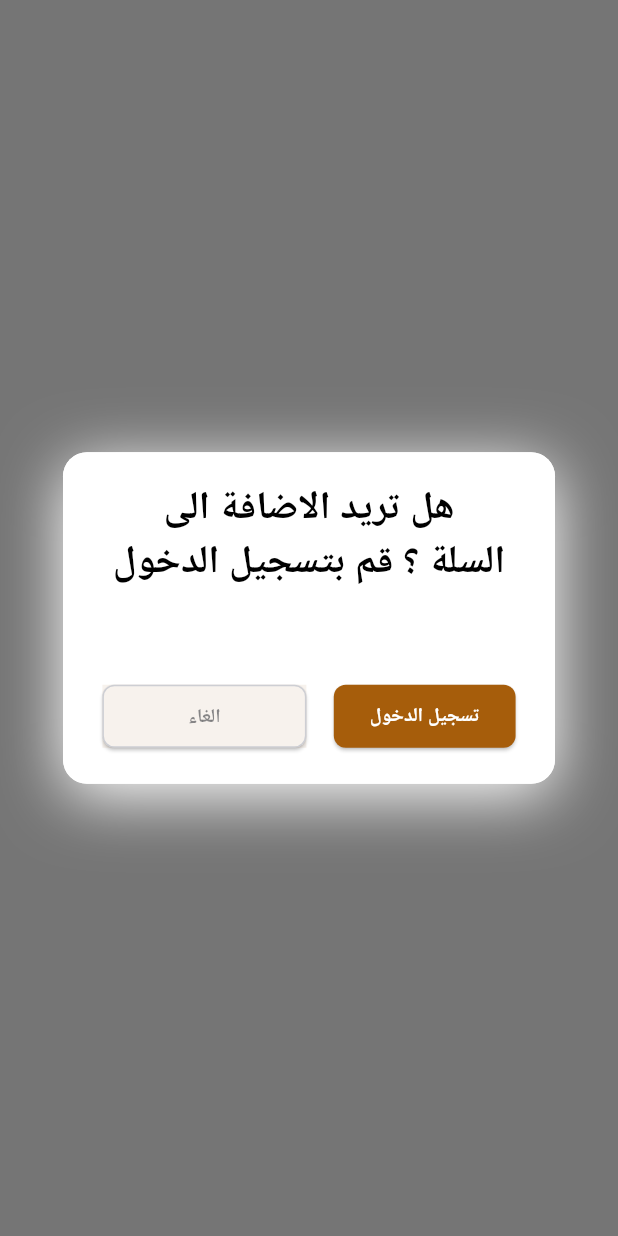
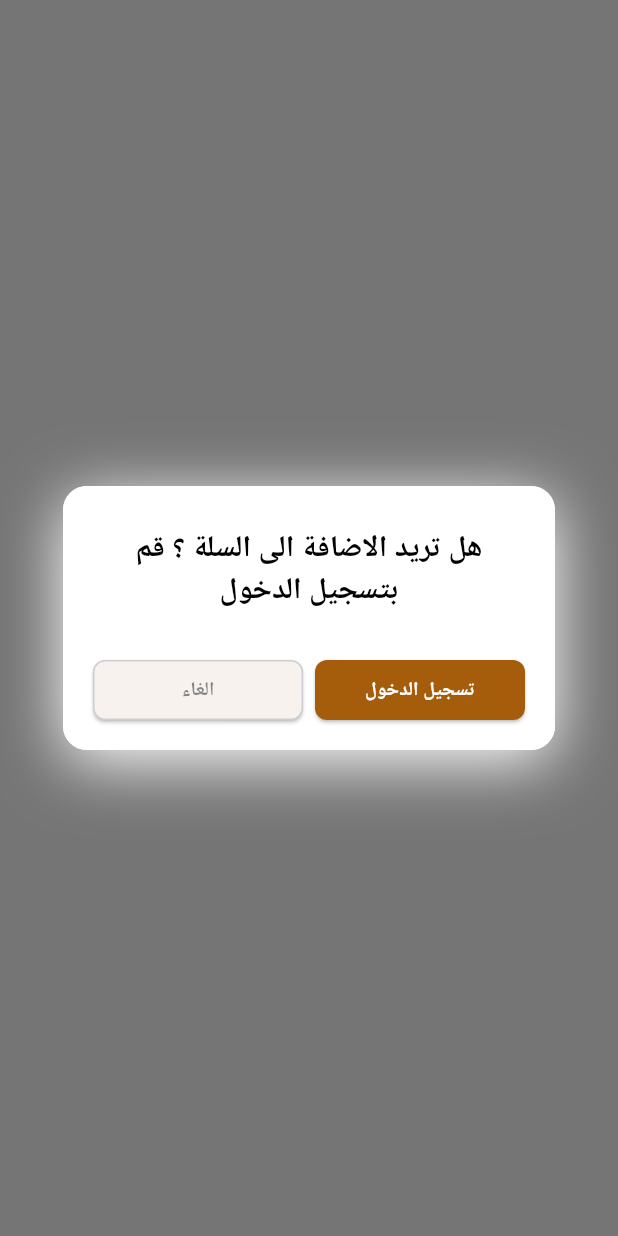
Before and after one commit to mom-food/momFood, a Flutter app: what showLoginDialog() shows on an empty page, opened directly, on a phone screen of 412 x 824 dp. Run offline on Flutter 3.47's test engine with Material 3 defaults, Android fonts, the phone set to English and light mode, and no system bars; our stand-ins replace cloud_firestore, firebase_auth, firebase_core, go_router, google_fonts, smooth_page_indicator; accounts and stored records are empty; network calls fail.

Commit message:
update in login_dialog

```diff
--- a/app/lib/View/Widgets/dialog/login_dialog.dart
+++ b/app/lib/View/Widgets/dialog/login_dialog.dart
@@ -13,8 +13,7 @@ void showLoginDialog(BuildContext context) {
         ),
         child: Container(
           width: 328,
-          height: 221,
-          padding: const EdgeInsets.all(8),
+          padding: const EdgeInsets.all(16),
           decoration: ShapeDecoration(
             color: Colors.white,
             shape: RoundedRectangleBorder(
@@ -34,32 +33,26 @@ void showLoginDialog(BuildContext context) {
             children: [
               Container(
                 width: double.infinity,
-                height: 131,
                 padding: const EdgeInsets.symmetric(horizontal: 24, vertical: 12),
                 child: Text(
                   'هل تريد الاضافة الى السلة ؟ قم بتسجيل الدخول',
                   textAlign: TextAlign.center,
                   style: GoogleFonts.ibmPlexSansArabic(
                     textStyle: Theme.of(context).textTheme.headlineSmall?.copyWith(
-                      fontSize: 26,
+                      fontSize: 20,
                       color: Colors.black,
                       fontWeight: FontWeight.bold,
                     ),
                   ),
                 ),
               ),
-              // Add margin between top container and buttons row
-              const SizedBox(height: 16), // Adjust height as needed
+              const SizedBox(height: 16),
               Row(
                 mainAxisAlignment: MainAxisAlignment.spaceEvenly,
                 children: [
-                  // Add margin around the first button
-                  Padding(
-                    padding: const EdgeInsets.fromLTRB(16.0, 0, 8.0, 0),
-                    child: Container(
-                      width: 136,
-                      height: 42,
-                      decoration: BoxDecoration(color: Color(0xFFF7F2ED)),
+                  Expanded(
+                    child: Padding(
+                      padding: const EdgeInsets.symmetric(horizontal: 4.0),
                       child: ElevatedButton(
                         style: ElevatedButton.styleFrom(
                           backgroundColor: Color(0xFFF7F2ED),
@@ -86,11 +79,9 @@ void showLoginDialog(BuildContext context) {
                       ),
                     ),
                   ),
-                  Padding(
-                    padding: const EdgeInsets.fromLTRB(8.0, 0, 16.0, 0),
-                    child: Expanded(
-                      child: Container(
-                        height: 42,
+                  Expanded(
+                    child: Padding(
+                      padding: const EdgeInsets.symmetric(horizontal: 4.0),
                       child: ElevatedButton(
                         style: ElevatedButton.styleFrom(
                           backgroundColor: Color(0xFFA65D0B),
@@ -117,7 +108,6 @@ void showLoginDialog(BuildContext context) {
                       ),
                     ),
                   ),
-                  ),
                 ],
               ),
             ],
```
Lines whose indentation alone changed are shown as unchanged.
